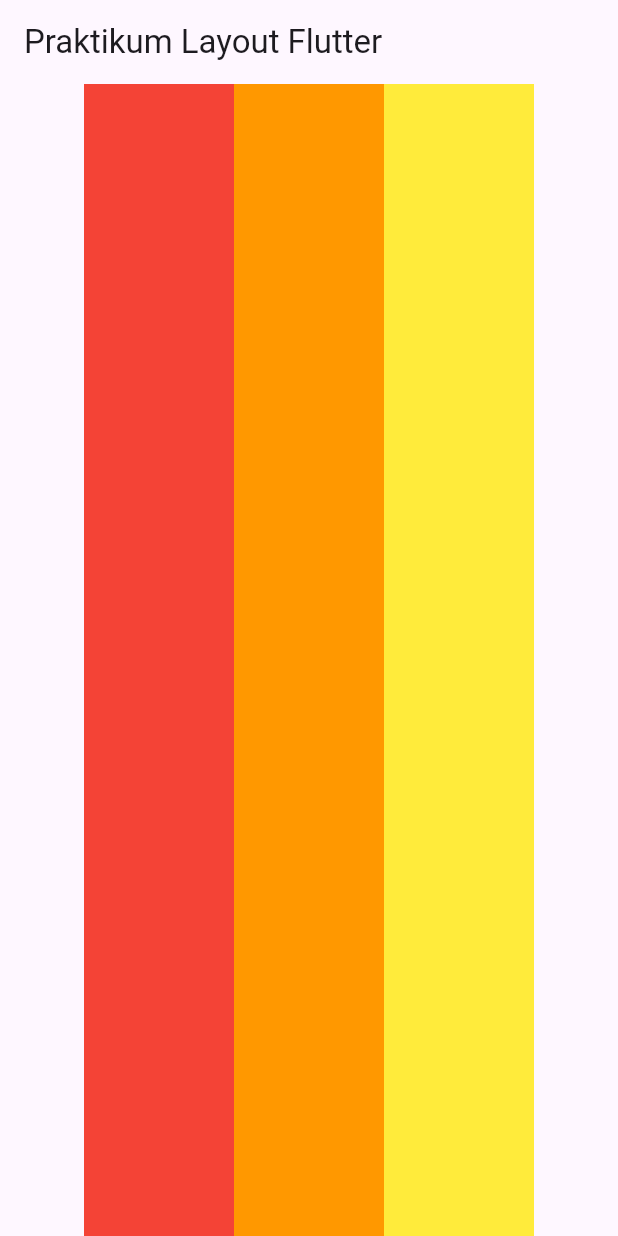
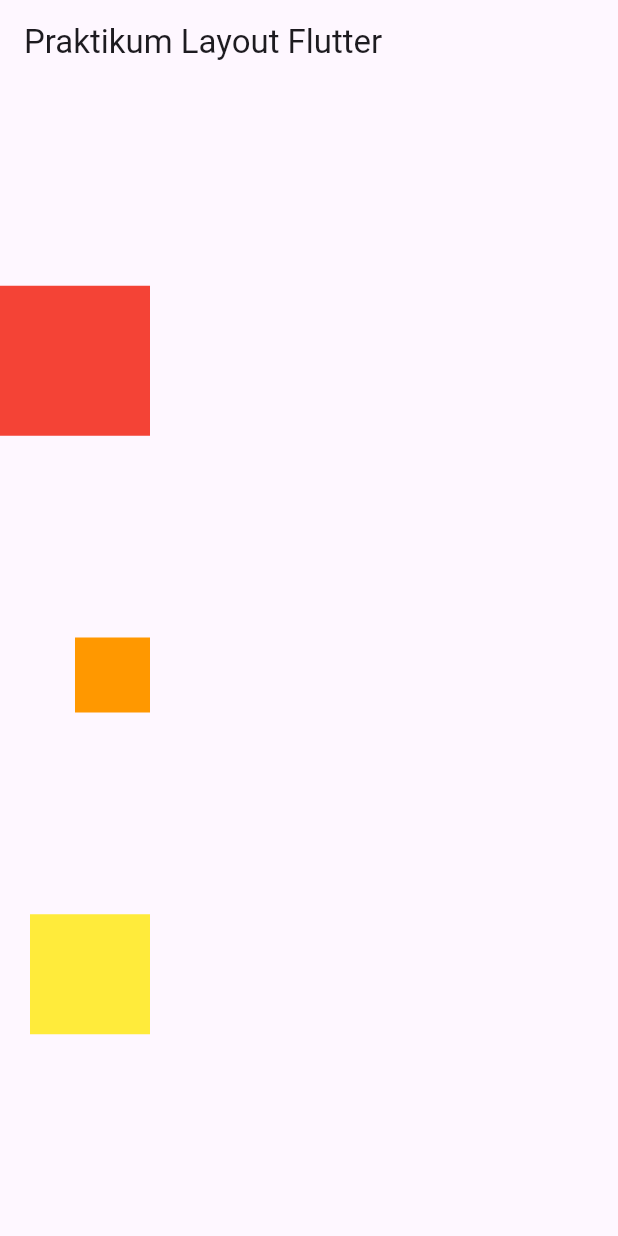
Before and after one commit to alicialf12/praktikumUnit3_Flutter, a Flutter app: the screen it shows after launch, on a phone screen of 412 x 824 dp. Run offline on Flutter 3.47's test engine with Material 3 defaults, Android fonts, the phone set to English and light mode, and no system bars.

Commit message:
e. Layout dengan Column

```diff
--- a/lib/main.dart
+++ b/lib/main.dart
@@ -1,11 +1,13 @@
 import 'package:flutter/material.dart';
 
 void main(){
-  runApp(MyApp());
+  runApp(const MyApp());
 
 }
 
 class MyApp extends StatelessWidget{
+  const MyApp({super.key});
+
   @override
   Widget build(BuildContext context) {
     return MaterialApp(
@@ -13,26 +15,28 @@ class MyApp extends StatelessWidget{
       theme: ThemeData(
         primarySwatch: Colors.amber,
       ),
-      home: HomePage(),
+      home: const HomePage(),
     );
   }
 
 }
 
 class HomePage extends StatelessWidget {
+  const HomePage({super.key});
+
   @override
   Widget build(BuildContext context) {
     return Scaffold(
       appBar: AppBar(
-        title: Text('Praktikum Layout Flutter'),
+        title: const Text('Praktikum Layout Flutter'),
       ),
-      body: Row(
-        mainAxisAlignment: MainAxisAlignment.center,
-        crossAxisAlignment: CrossAxisAlignment.stretch,
+      body: Column(
+        mainAxisAlignment: MainAxisAlignment.spaceEvenly,
+        crossAxisAlignment: CrossAxisAlignment.end,
         children: <Widget>[
           Container(color: Colors.red, height: 100, width: 100),
-          Container(color: Colors.orange, height: 50, width: 100),
-          Container(color: Colors.yellow, height: 80, width: 100),
+          Container(color: Colors.orange, height: 50, width: 50),
+          Container(color: Colors.yellow, height: 80, width: 80),
         ],
       ),
     );
```
